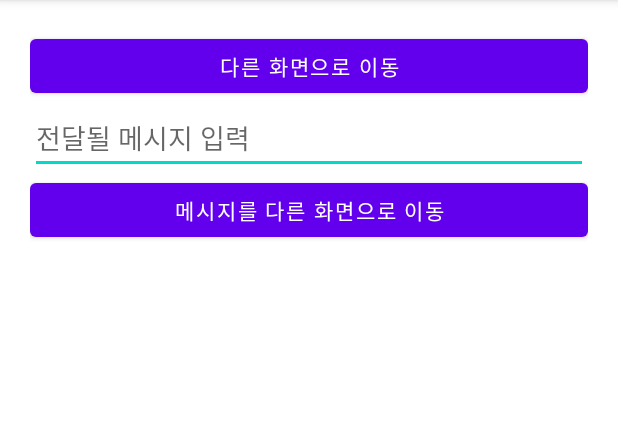
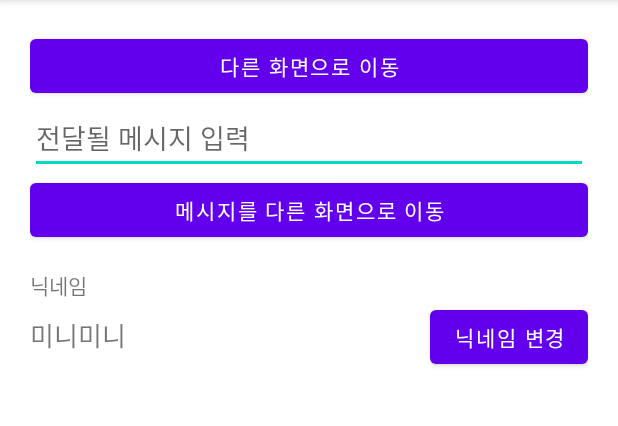
Before and after one commit to superick/Intent_220211, an Android app: the screen it shows after launch (MainActivity), on a phone screen of 412 x 824 dp, the part 84-510 px from its top. Run offline under Robolectric (Android 15) with nearby library versions, the phone set to English and light mode, and no system bars.

Commit message:
닉네임 보여주는 UI 추가

```diff
--- a/app/src/main/res/layout/activity_main.xml
+++ b/app/src/main/res/layout/activity_main.xml
@@ -25,6 +25,39 @@
         android:layout_width="match_parent"
         android:layout_height="wrap_content"
         android:text="메시지를 다른 화면으로 이동"/>
+    <TextView
+        android:layout_width="wrap_content"
+        android:layout_height="wrap_content"
+        android:text="닉네임"
+        android:layout_marginTop="15dp"/>
+
+    <LinearLayout
+        android:layout_width="match_parent"
+        android:layout_height="wrap_content"
+        android:orientation="horizontal">
+
+        <TextView
+            android:layout_width="wrap_content"
+            android:layout_height="wrap_content"
+            android:text="미니미니"
+            android:textSize="17sp"/>
+
+        <TextView
+            android:layout_width="0dp"
+            android:layout_height="wrap_content"
+            android:layout_weight="1"/>
+
+        <Button
+            android:layout_width="wrap_content"
+            android:layout_height="wrap_content"
+
+            android:text="닉네임 변경"/>
+
+
+
+
+
+    </LinearLayout>
 
 
 
```
